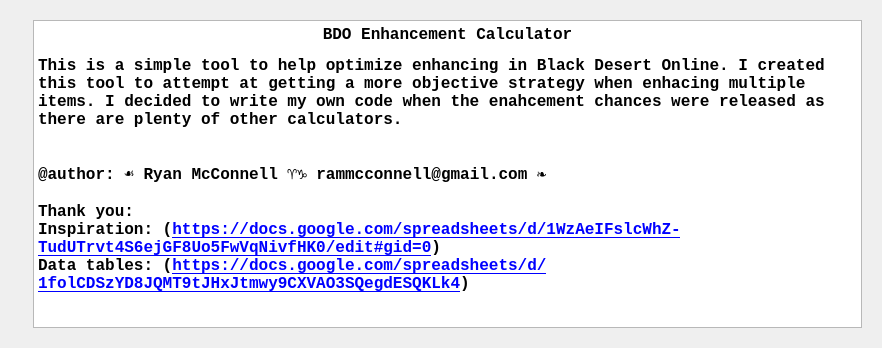
First picture: the form in Forms/dlg_About.ui, repository Graveflo/BDO_Enhancement_Tool, before the edit.
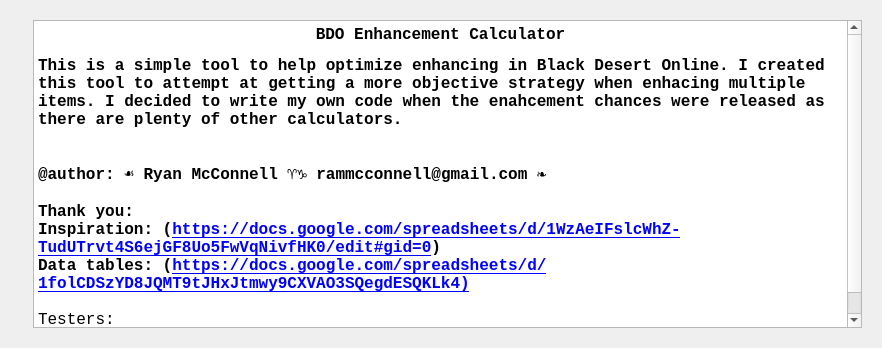
Second picture: the form after the edit. Icons and pictures are not drawn.

Commit message: - Added an "Always on Top" Mode - Added credit for a tester - Added link to GitHub readme

Diff of the .ui file:
```diff
--- a/Forms/dlg_About.ui
+++ b/Forms/dlg_About.ui
@@ -52,7 +52,7 @@
 p, li { white-space: pre-wrap; }
 &lt;/style&gt;&lt;/head&gt;&lt;body style=&quot; font-family:'Consolas'; font-size:12pt; font-weight:600; font-style:normal;&quot;&gt;
 &lt;p align=&quot;center&quot; style=&quot; margin-top:12px; margin-bottom:12px; margin-left:0px; margin-right:0px; -qt-block-indent:0; text-indent:0px;&quot;&gt;BDO Enhancement Calculator&lt;/p&gt;
-&lt;p style=&quot; margin-top:12px; margin-bottom:12px; margin-left:0px; margin-right:0px; -qt-block-indent:0; text-indent:0px;&quot;&gt;&lt;span style=&quot; font-family:'Courier New';&quot;&gt;This is a simple tool to help optimize enhancing in Black Desert Online. I created this tool to attempt at getting a more objective strategy when enhacing multiple items. I decided to write my own code when the enahcement chances were released as there are plenty of other calculators.&lt;br /&gt;&lt;br /&gt;&lt;br /&gt;@author: ☙ Ryan McConnell ♈♑ rammcconnell@gmail.com ❧&lt;br /&gt;&lt;br /&gt;Thank you:&lt;br /&gt;Inspiration: (&lt;/span&gt;&lt;a href=&quot;https://docs.google.com/spreadsheets/d/1WzAeIFslcWhZ-TudUTrvt4S6ejGF8Uo5FwVqNivfHK0/edit#gid=0&quot;&gt;&lt;span style=&quot; font-family:'Courier New'; text-decoration: underline; color:#0000ff;&quot;&gt;https://docs.google.com/spreadsheets/d/1WzAeIFslcWhZ-TudUTrvt4S6ejGF8Uo5FwVqNivfHK0/edit#gid=0&lt;/span&gt;&lt;/a&gt;&lt;span style=&quot; font-family:'Courier New';&quot;&gt;)&lt;br /&gt;Data tables: (&lt;/span&gt;&lt;a href=&quot;https://docs.google.com/spreadsheets/d/1folCDSzYD8JQMT9tJHxJtmwy9CXVAO3SQegdESQKLk4&quot;&gt;&lt;span style=&quot; font-family:'Courier New'; text-decoration: underline; color:#0000ff;&quot;&gt;https://docs.google.com/spreadsheets/d/1folCDSzYD8JQMT9tJHxJtmwy9CXVAO3SQegdESQKLk4&lt;/span&gt;&lt;/a&gt;&lt;span style=&quot; font-family:'Courier New';&quot;&gt;)&lt;/span&gt;&lt;/p&gt;&lt;/body&gt;&lt;/html&gt;</string>
+&lt;p style=&quot; margin-top:12px; margin-bottom:12px; margin-left:0px; margin-right:0px; -qt-block-indent:0; text-indent:0px;&quot;&gt;&lt;span style=&quot; font-family:'Courier New';&quot;&gt;This is a simple tool to help optimize enhancing in Black Desert Online. I created this tool to attempt at getting a more objective strategy when enhacing multiple items. I decided to write my own code when the enahcement chances were released as there are plenty of other calculators.&lt;br /&gt;&lt;br /&gt;&lt;br /&gt;@author: ☙ Ryan McConnell ♈♑ rammcconnell@gmail.com ❧&lt;br /&gt;&lt;br /&gt;Thank you:&lt;br /&gt;Inspiration: (&lt;/span&gt;&lt;a href=&quot;https://docs.google.com/spreadsheets/d/1WzAeIFslcWhZ-TudUTrvt4S6ejGF8Uo5FwVqNivfHK0/edit#gid=0&quot;&gt;&lt;span style=&quot; font-family:'Courier New'; text-decoration: underline; color:#0000ff;&quot;&gt;https://docs.google.com/spreadsheets/d/1WzAeIFslcWhZ-TudUTrvt4S6ejGF8Uo5FwVqNivfHK0/edit#gid=0&lt;/span&gt;&lt;/a&gt;&lt;span style=&quot; font-family:'Courier New';&quot;&gt;)&lt;br /&gt;Data tables: (&lt;/span&gt;&lt;a href=&quot;https://docs.google.com/spreadsheets/d/1folCDSzYD8JQMT9tJHxJtmwy9CXVAO3SQegdESQKLk4&quot;&gt;&lt;span style=&quot; font-family:'Courier New'; text-decoration: underline; color:#0000ff;&quot;&gt;https://docs.google.com/spreadsheets/d/1folCDSzYD8JQMT9tJHxJtmwy9CXVAO3SQegdESQKLk4)&lt;/span&gt;&lt;/a&gt;&lt;br /&gt;&lt;br /&gt;&lt;span style=&quot; font-weight:400;&quot;&gt;Testers:&lt;br /&gt;Isaacvithurston (reddit&lt;/span&gt;&lt;span style=&quot; font-family:'Courier New'; font-weight:400;&quot;&gt;)&lt;/span&gt;&lt;/p&gt;&lt;/body&gt;&lt;/html&gt;</string>
         </property>
        </widget>
       </item>
```
The commit also changes 4 other files.
